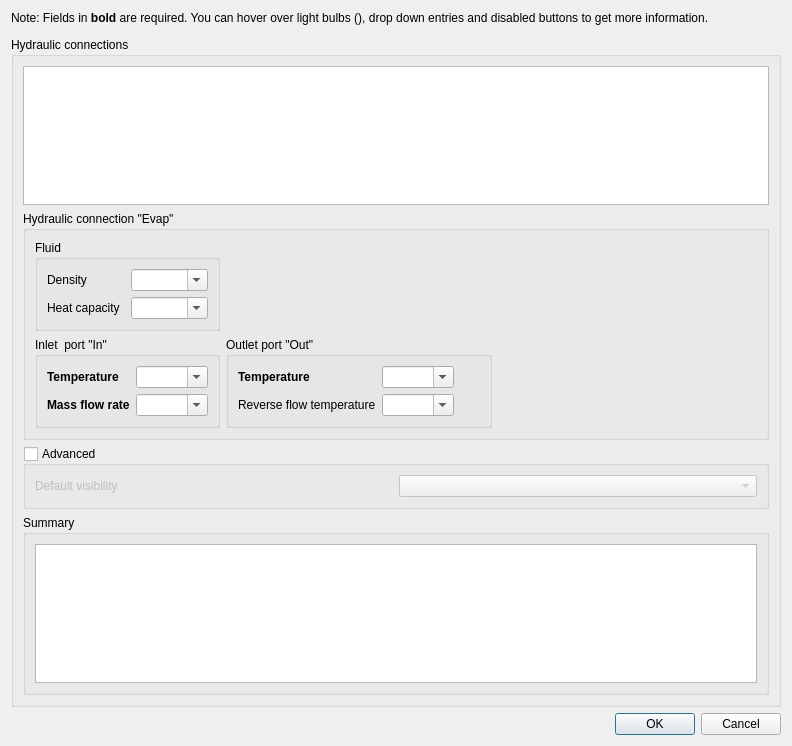
First picture: the form in trnsysGUI/proforma/dialogs/_hydraulicConnections.ui, repository SPF-OST/pytrnsys_gui, before the edit.
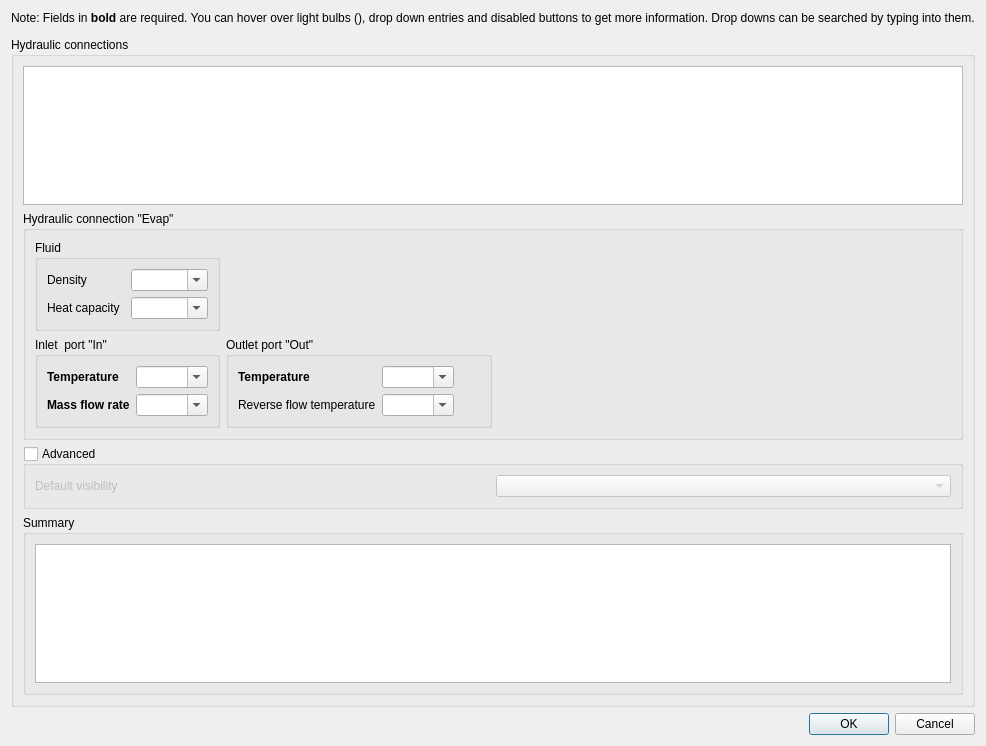
Second picture: the form after the edit. Icons and pictures are not drawn.

Commit message: Treat any whitespace as wildcard when searching combo box entries.

Patch:
```diff
--- a/trnsysGUI/proforma/dialogs/_hydraulicConnections.ui
+++ b/trnsysGUI/proforma/dialogs/_hydraulicConnections.ui
@@ -19,7 +19,7 @@
      <item>
       <widget class="QLabel" name="label">
        <property name="text">
-        <string>&lt;html&gt;&lt;head/&gt;&lt;body&gt;&lt;p&gt;Note: Fields in &lt;span style=&quot; font-weight:700;&quot;&gt;bold&lt;/span&gt; are required. You can hover over light bulbs (&lt;img src=&quot;:/tango-icons/status/tango-icon-theme-0.8.90/scalable/status/dialog-information.svg&quot; height=&quot;20&quot;/&gt;), drop down entries and disabled buttons to get more information.&lt;/p&gt;&lt;/body&gt;&lt;/html&gt;</string>
+        <string>&lt;html&gt;&lt;head/&gt;&lt;body&gt;&lt;p&gt;Note: Fields in &lt;span style=&quot; font-weight:700;&quot;&gt;bold&lt;/span&gt; are required. You can hover over light bulbs (&lt;img src=&quot;:/tango-icons/status/tango-icon-theme-0.8.90/scalable/status/dialog-information.svg&quot; height=&quot;20&quot;/&gt;), drop down entries and disabled buttons to get more information. Drop downs can be searched by typing into them.&lt;/p&gt;&lt;/body&gt;&lt;/html&gt;</string>
        </property>
        <property name="alignment">
         <set>Qt::AlignLeading|Qt::AlignLeft|Qt::AlignTop</set>
```
The commit also changes 1 other file.
